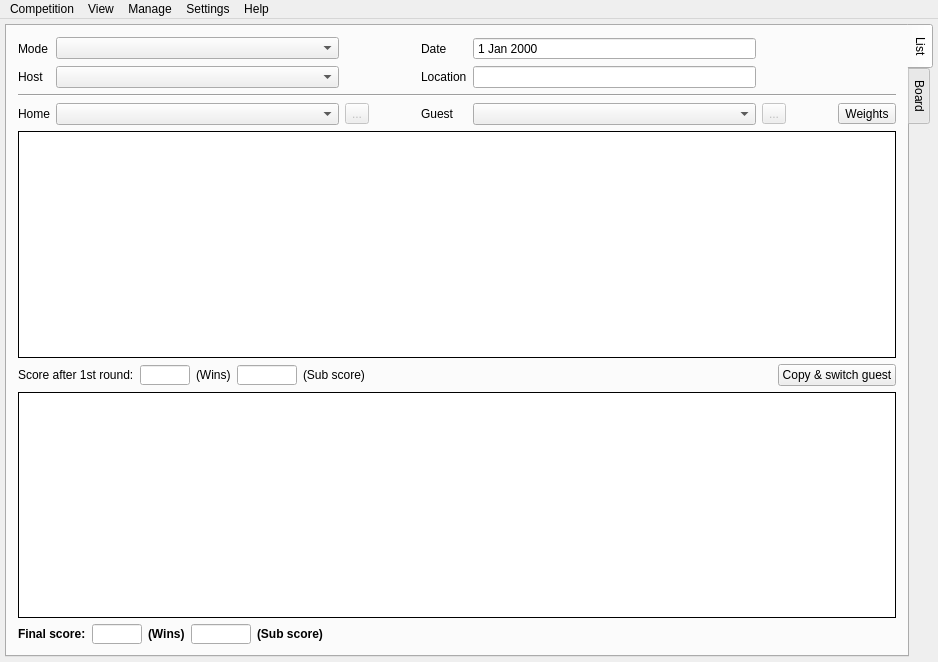
Above: base/MainWindowTeam.ui from fmuecke/Ipponboard before the change. Below: the same form after it.
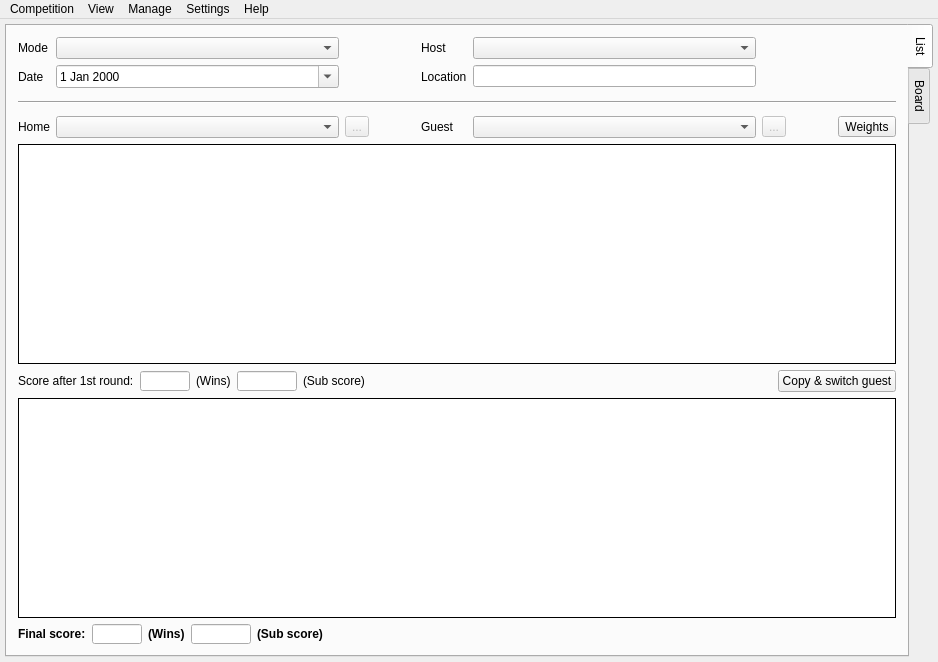
That is the form after the change. The open tabs and pages were chosen to show the change. Icons and pictures are not drawn. Custom widgets are drawn as their Qt base class.

Commit message:
switched date control and host club dropdown.
- better distinguishable from left and right side now
- added a date picker for the date

What changed in the file:
```diff
--- a/base/MainWindowTeam.ui
+++ b/base/MainWindowTeam.ui
@@ -123,31 +123,6 @@
           <property name="spacing">
            <number>6</number>
           </property>
-          <item row="0" column="5">
-           <widget class="QDateEdit" name="dateEdit">
-            <property name="sizePolicy">
-             <sizepolicy hsizetype="Minimum" vsizetype="Fixed">
-              <horstretch>0</horstretch>
-              <verstretch>0</verstretch>
-             </sizepolicy>
-            </property>
-            <property name="frame">
-             <bool>true</bool>
-            </property>
-            <property name="alignment">
-             <set>Qt::AlignmentFlag::AlignLeading|Qt::AlignmentFlag::AlignLeft|Qt::AlignmentFlag::AlignVCenter</set>
-            </property>
-            <property name="buttonSymbols">
-             <enum>QAbstractSpinBox::ButtonSymbols::NoButtons</enum>
-            </property>
-            <property name="accelerated">
-             <bool>false</bool>
-            </property>
-            <property name="calendarPopup">
-             <bool>false</bool>
-            </property>
-           </widget>
-          </item>
           <item row="3" column="0">
            <widget class="QLabel" name="label_home">
             <property name="text">
@@ -182,19 +157,6 @@
             </property>
            </widget>
           </item>
-          <item row="1" column="1">
-           <widget class="QComboBox" name="comboBox_club_host">
-            <property name="enabled">
-             <bool>true</bool>
-            </property>
-            <property name="iconSize">
-             <size>
-              <width>16</width>
-              <height>16</height>
-             </size>
-            </property>
-           </widget>
-          </item>
           <item row="0" column="3">
            <spacer name="horizontalSpacer">
             <property name="orientation">
@@ -208,15 +170,14 @@
             </property>
            </spacer>
           </item>
-          <item row="0" column="4">
-           <widget class="QLabel" name="label_date">
-            <property name="text">
-             <string>Date</string>
-            </property>
-           </widget>
-          </item>
           <item row="2" column="0" colspan="9">
            <widget class="Line" name="line">
+            <property name="minimumSize">
+             <size>
+              <width>0</width>
+              <height>16</height>
+             </size>
+            </property>
             <property name="orientation">
              <enum>Qt::Orientation::Horizontal</enum>
             </property>
@@ -252,13 +213,6 @@
             </property>
            </widget>
           </item>
-          <item row="1" column="0">
-           <widget class="QLabel" name="label_host">
-            <property name="text">
-             <string>Host</string>
-            </property>
-           </widget>
-          </item>
           <item row="3" column="2">
            <widget class="QToolButton" name="toolButton_team_home">
             <property name="enabled">
@@ -315,6 +269,61 @@
             </property>
            </widget>
           </item>
+          <item row="0" column="4">
+           <widget class="QLabel" name="label_host">
+            <property name="text">
+             <string>Host</string>
+            </property>
+           </widget>
+          </item>
+          <item row="1" column="0">
+           <widget class="QLabel" name="label_date">
+            <property name="text">
+             <string>Date</string>
+            </property>
+           </widget>
+          </item>
+          <item row="0" column="5">
+           <widget class="QComboBox" name="comboBox_club_host">
+            <property name="enabled">
+             <bool>true</bool>
+            </property>
+            <property name="iconSize">
+             <size>
+              <width>16</width>
+              <height>16</height>
+             </size>
+            </property>
+           </widget>
+          </item>
+          <item row="1" column="1">
+           <widget class="QDateEdit" name="dateEdit">
+            <property name="sizePolicy">
+             <sizepolicy hsizetype="Minimum" vsizetype="Fixed">
+              <horstretch>0</horstretch>
+              <verstretch>0</verstretch>
+             </sizepolicy>
+            </property>
+            <property name="frame">
+             <bool>true</bool>
+            </property>
+            <property name="alignment">
+             <set>Qt::AlignmentFlag::AlignLeading|Qt::AlignmentFlag::AlignLeft|Qt::AlignmentFlag::AlignVCenter</set>
+            </property>
+            <property name="buttonSymbols">
+             <enum>QAbstractSpinBox::ButtonSymbols::NoButtons</enum>
+            </property>
+            <property name="accelerated">
+             <bool>false</bool>
+            </property>
+            <property name="calendarPopup">
+             <bool>true</bool>
+            </property>
+            <property name="timeSpec">
+             <enum>Qt::TimeSpec::LocalTime</enum>
+            </property>
+           </widget>
+          </item>
          </layout>
         </item>
         <item>
```
Left out of the diff: 4 changed lines with no effect on the pictures.
